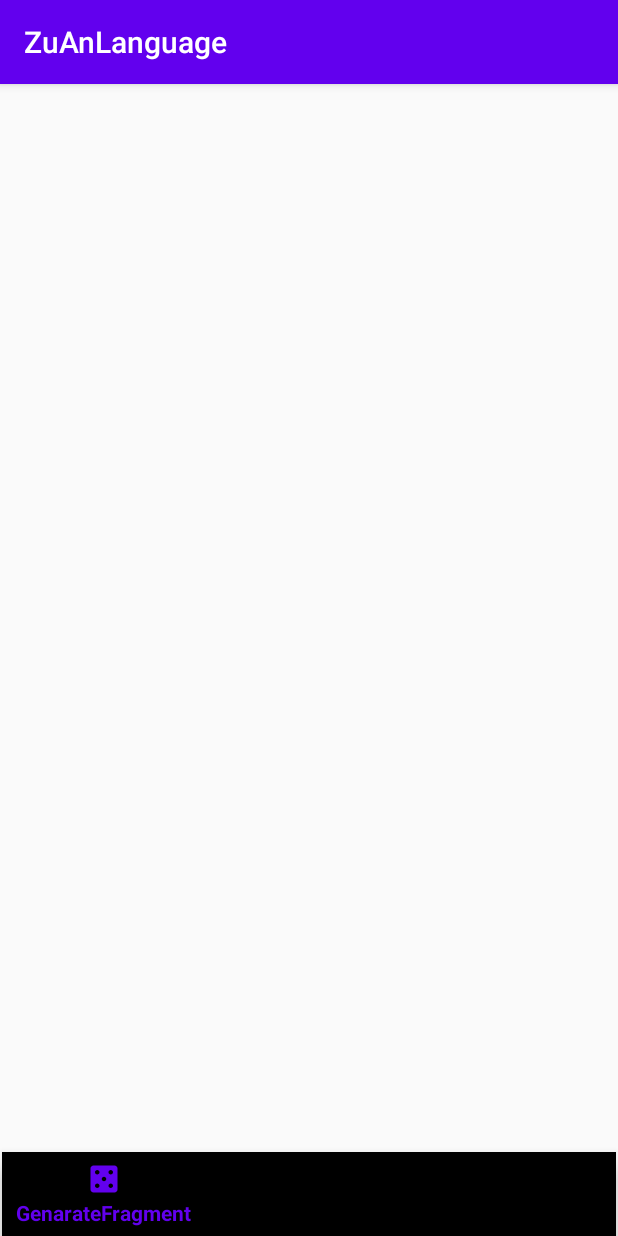
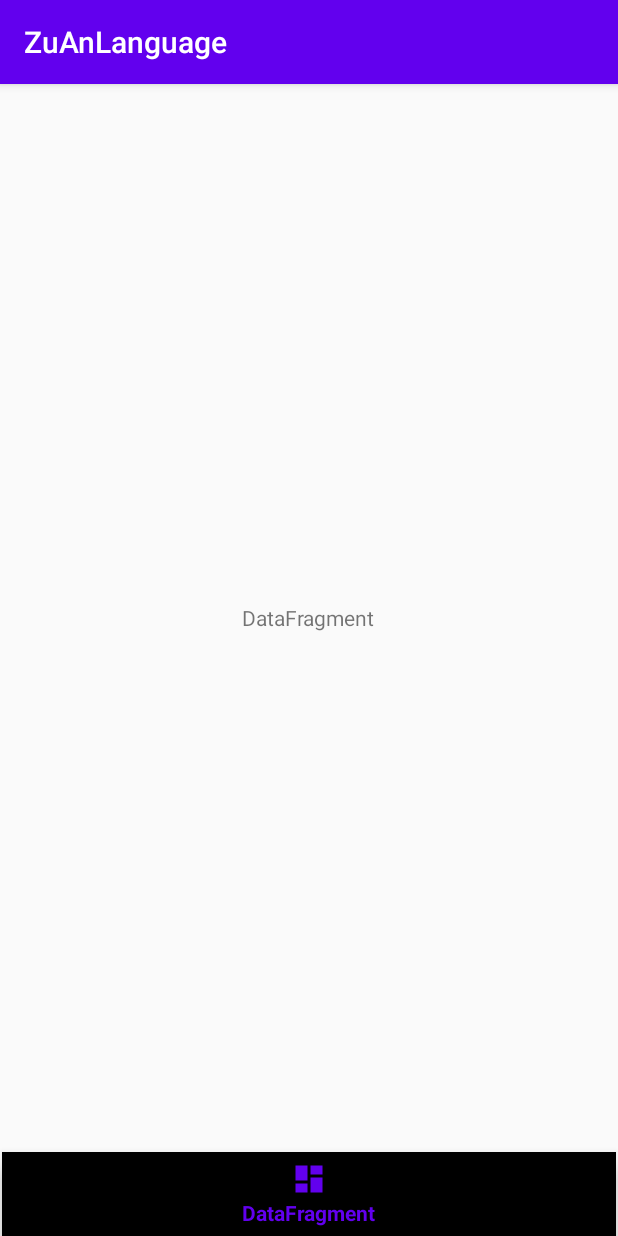
Before and after one commit to Patrick00017/ZuAnLanguage, an Android app: the DataFragment screen opened through its navigation route, on a phone screen of 412 x 824 dp. Run offline under Robolectric (Android 15) with nearby library versions, the phone set to English and light mode, and no system bars; our stand-ins replace navigation-ui.

Commit message:
done: done with bottomNavigationView and attach to navHostFragment in main layout

```diff
--- a/app/src/main/java/com/example/zuanlanguage/MainActivity.kt
+++ b/app/src/main/java/com/example/zuanlanguage/MainActivity.kt
@@ -2,10 +2,19 @@ package com.example.zuanlanguage
 
 import androidx.appcompat.app.AppCompatActivity
 import android.os.Bundle
+import androidx.navigation.NavController
+import androidx.navigation.findNavController
+import androidx.navigation.ui.AppBarConfiguration
+import androidx.navigation.ui.setupWithNavController
+import kotlinx.android.synthetic.main.activity_main.*
 
 class MainActivity : AppCompatActivity() {
+    private lateinit var _navController: NavController
     override fun onCreate(savedInstanceState: Bundle?) {
         super.onCreate(savedInstanceState)
         setContentView(R.layout.activity_main)
+        _navController = findNavController(R.id.fragment)
+//        val fragmentSet = setOf(R.id.GenarateFragment, R.id.DataFragment, R.id.MineFragment)
+        bottomNav.setupWithNavController(_navController)
     }
 }
--- a/app/src/main/res/layout/data_fragment.xml
+++ b/app/src/main/res/layout/data_fragment.xml
@@ -3,4 +3,12 @@
     xmlns:tools="http://schemas.android.com/tools"
     android:layout_width="match_parent"
     android:layout_height="match_parent"
-    tools:context=".fragment.DataFragment"/>
+    tools:context=".fragment.DataFragment">
+
+    <TextView
+        android:id="@+id/textView"
+        android:layout_width="wrap_content"
+        android:layout_height="wrap_content"
+        android:layout_gravity="center"
+        android:text="@string/DataFragment" />
+</FrameLayout>
```
Also changed, not shown: app/src/main/res/layout/genarate_fragment.xml (+8 -1 lines), app/src/main/res/layout/mine_fragment.xml (+8 -1 lines).
